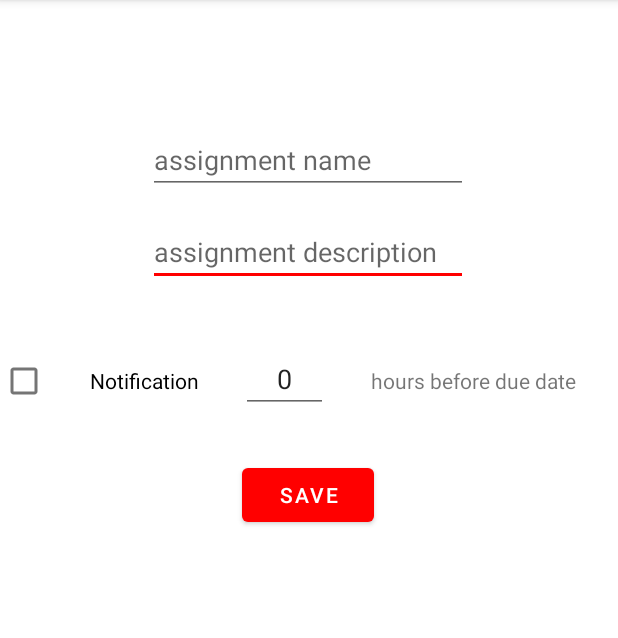
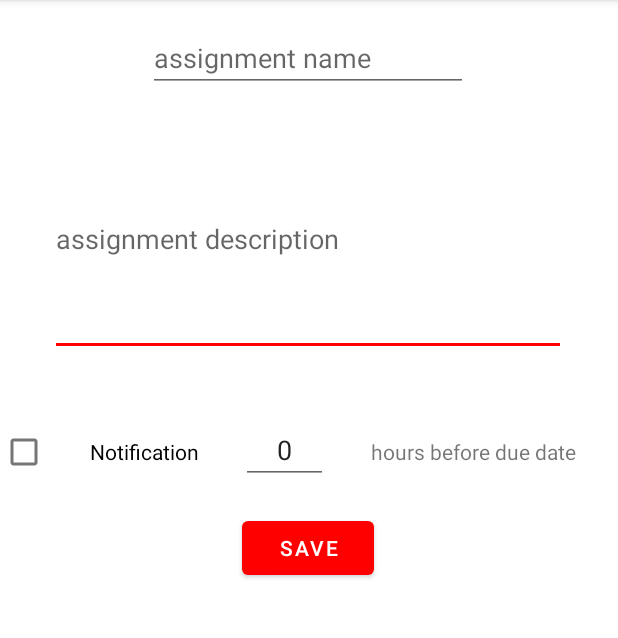
Before and after one commit to qcassidy/SmarterBadgers, an Android app: the CreateAssignmentActivity screen opened directly, with no data from a screen before it, on a phone screen of 412 x 824 dp, the part 84-722 px from its top. Run offline under Robolectric (Android 15) with nearby library versions, the phone set to English and light mode, and no system bars.

```diff
--- a/app/src/main/java/com/example/smarterbadgers/DBHelper.java
+++ b/app/src/main/java/com/example/smarterbadgers/DBHelper.java
@@ -287,7 +287,6 @@ public class DBHelper {
     }
 
     public void saveAssignment(Assignment currAssignment) {
-        // TODO deal with apostrophes and other potential breaking characters
 
         DatabaseUtils.sqlEscapeString(currAssignment.getName());
         sqLiteDatabase.execSQL(String.format(Locale.getDefault(),"INSERT INTO assignments (name, dueDate, dueTime, description, dueYear, dueMonth, dueDay, dueHour, dueMin, dueDayOfYear, completed, hidden, notifyHoursBefore)" +
--- a/app/src/main/java/com/example/smarterbadgers/Day.java
+++ b/app/src/main/java/com/example/smarterbadgers/Day.java
@@ -1,4 +1,6 @@
 package com.example.smarterbadgers;
+
+import android.util.Log;
 
 import java.lang.reflect.Array;
 import java.util.ArrayList;
@@ -10,7 +12,7 @@ public class Day {
     private int y;
     private ArrayList<Assignment> assignments;
     private Calendar calendar;
-    private String[] daysOfWeek = new String[] {"Monday", "Tuesday", "Wednesday", "Thursday", "Friday", "Saturday", "Sunday"};
+    private String[] daysOfWeek = new String[] {"Sunday", "Monday", "Tuesday", "Wednesday", "Thursday", "Friday", "Saturday"};
     private int dayIndex;
 
     public Day(int[] mdy) {
--- a/app/src/main/java/com/example/smarterbadgers/EditAssignmentActivity.java
+++ b/app/src/main/java/com/example/smarterbadgers/EditAssignmentActivity.java
@@ -95,6 +95,10 @@ public class EditAssignmentActivity extends AppCompatActivity {
         hoursNotifyBeforeText = findViewById(R.id.EditAssignmentHoursBeforeText);
 
         notifyCheckBox.setChecked(notify);
+        if (notifyHoursBefore == -1) {
+            notifyHoursBefore = 0;
+
+        }
         hoursNotifyBeforeText.setText(String.valueOf(notifyHoursBefore));
 
         // update variables and  after time change
--- a/app/src/main/res/layout/activity_create_assignment.xml
+++ b/app/src/main/res/layout/activity_create_assignment.xml
@@ -14,7 +14,7 @@
         android:id="@+id/saveAssignmentButton"
         android:layout_width="wrap_content"
         android:layout_height="0dp"
-        android:layout_marginTop="28dp"
+        android:layout_marginTop="16dp"
         android:onClick="saveAssignmentButtonOnClick"
         android:text="save"
         app:layout_constraintEnd_toEndOf="parent"
@@ -24,22 +24,26 @@
 
     <EditText
         android:id="@+id/assignmentDescEditText"
-        android:layout_width="wrap_content"
-        android:layout_height="wrap_content"
-        android:layout_marginTop="16dp"
+        android:layout_width="344dp"
+        android:layout_height="155dp"
+        android:layout_marginLeft="12dp"
+        android:layout_marginTop="12dp"
+        android:layout_marginRight="12dp"
         android:ems="10"
         android:hint="assignment description"
         android:inputType="textMultiLine"
+        app:layout_constraintBottom_toTopOf="@+id/NotificationDateLinearLayout"
         app:layout_constraintEnd_toEndOf="parent"
-        app:layout_constraintHorizontal_bias="0.497"
+        app:layout_constraintHorizontal_bias="0.492"
         app:layout_constraintStart_toStartOf="parent"
-        app:layout_constraintTop_toBottomOf="@+id/assignmentNameEditText" />
+        app:layout_constraintTop_toBottomOf="@+id/assignmentNameEditText"
+        app:layout_constraintVertical_bias="0.183" />
 
     <EditText
         android:id="@+id/assignmentNameEditText"
         android:layout_width="wrap_content"
         android:layout_height="0dp"
-        android:layout_marginTop="84dp"
+        android:layout_marginTop="16dp"
         android:ems="10"
         android:hint="assignment name"
         android:inputType="textMultiLine|textPersonName"
@@ -52,14 +56,12 @@
         android:id="@+id/NotificationDateLinearLayout"
         android:layout_width="match_parent"
         android:layout_height="wrap_content"
-        android:layout_marginTop="230dp"
-        android:layout_marginBottom="41dp"
+        android:layout_marginTop="216dp"
         android:orientation="horizontal"
-        app:layout_constraintBottom_toTopOf="@+id/saveAssignmentButton"
         app:layout_constraintEnd_toEndOf="parent"
         app:layout_constraintHorizontal_bias="0.0"
         app:layout_constraintStart_toStartOf="parent"
-        app:layout_constraintTop_toTopOf="parent">
+        app:layout_constraintTop_toBottomOf="@+id/assignmentNameEditText">
 
         <CheckBox
             android:id="@+id/CreateAssignmentNotificationCheckBox"
```
Also changed, not shown: app/src/main/java/com/example/smarterbadgers/PlannerFragment.java (+32 -12 lines), app/src/main/java/com/example/smarterbadgers/TodoListAdapter.java (+35 -16 lines).
